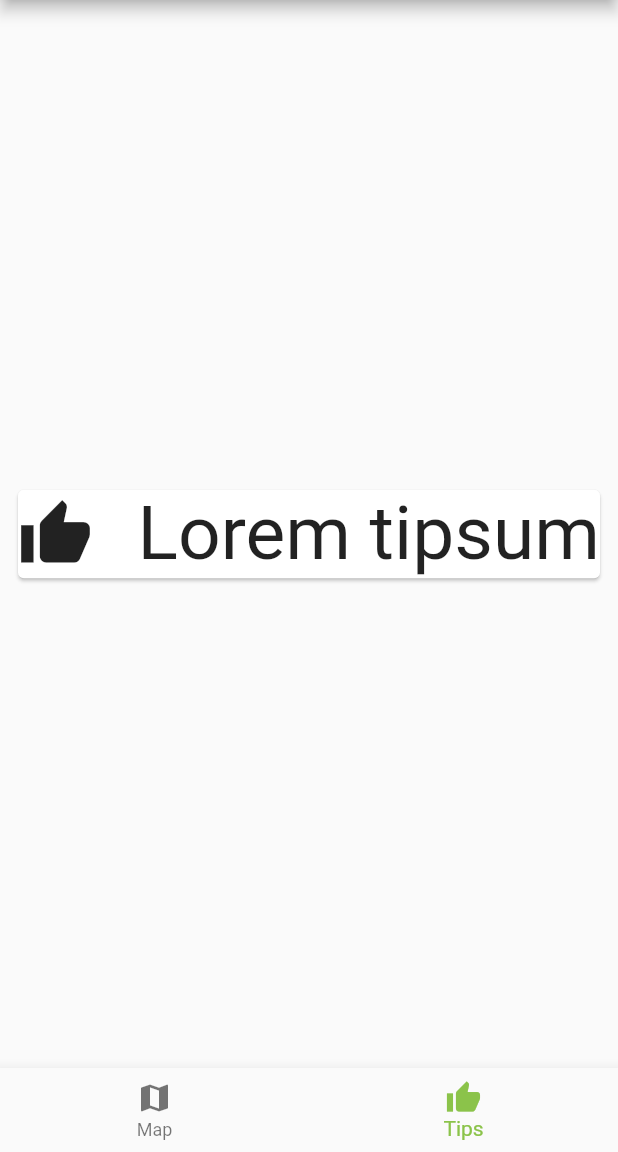
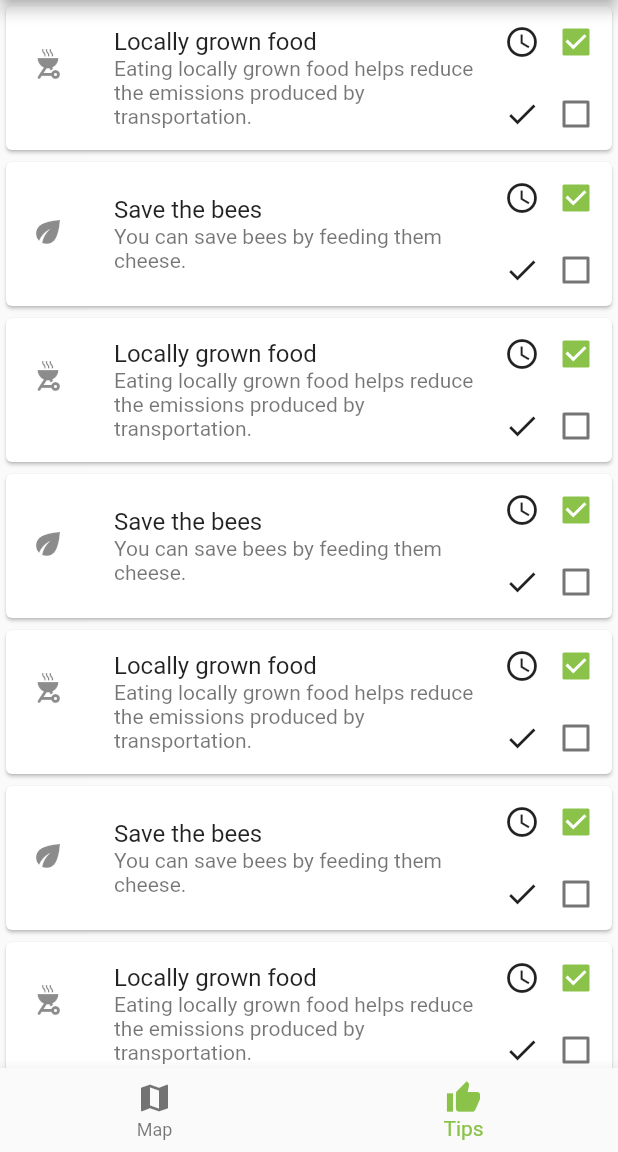
Before and after one commit to GeorgeHoneywood/thegoodmap, a Flutter app: the screen it shows after launch, item 2 of the bottom bar chosen, on a phone screen of 412 x 824 dp, the part 84-1236 px from its top. Run offline on Flutter 3.47's test engine with Material 2 defaults, Android fonts, the light colour scheme and no system bars; our stand-ins replace flutter_map, geolocator, latlong; missing offline and left inert: flutter_map_marker_cluster.

Commit message:
Worked on tip page, added a list builder with checkboxes

```diff
--- a/lib/tip-page.dart
+++ b/lib/tip-page.dart
@@ -1,31 +1,87 @@
 import 'package:flutter/material.dart';
 
-class TipPage extends StatelessWidget {
-  const TipPage({Key key}) : super(key: key);
+class TipPage extends StatefulWidget {
+  TipPage({Key key}) : super(key: key);
+
+  @override
+  _TipPageState createState() => _TipPageState();
+}
+
+class _TipPageState extends State<TipPage> {
+  List<EcoTip> ecoTips = [
+    EcoTip(Icons.outdoor_grill, 'Locally grown food',
+        'Eating locally grown food helps reduce the emissions produced by transportation.'),
+    EcoTip(Icons.eco, 'Save the bees',
+        'You can save bees by feeding them cheese.'),
+  ];
+
+  void initState() {
+    for (int i = 0; i < 100; i++) {
+      ecoTips.addAll([
+        EcoTip(Icons.outdoor_grill, 'Locally grown food',
+            'Eating locally grown food helps reduce the emissions produced by transportation.'),
+        EcoTip(Icons.eco, 'Save the bees',
+            'You can save bees by feeding them cheese.'),
+      ]);
+    }
+    super.initState();
+  }
 
   @override
   Widget build(BuildContext context) {
-    return Padding(
-        padding: EdgeInsets.all(8.0),
-        child: Column(
-          mainAxisAlignment: MainAxisAlignment.center,
-          children: <Widget>[
-            Card(
-              child: Row(
-                mainAxisAlignment: MainAxisAlignment.spaceBetween,
+    return ListView.builder(
+      itemCount: ecoTips.length,
+      itemBuilder: (context, position) {
+        return Card(
+          child: Row(
+            mainAxisSize: MainAxisSize.min,
+            children: <Widget>[
+              Flexible(child: ecoTips[position].get()),
+              Column(
+                mainAxisSize: MainAxisSize.min,
                 children: <Widget>[
-                  Icon(
-                    Icons.thumb_up,
-                    size: 50.0,
-                  ),
-                  Text(
-                    'Lorem tipsum',
-                    style: TextStyle(fontSize: 50.0),
-                  ),
+                  Row(mainAxisSize: MainAxisSize.min, children: [
+                    Icon(Icons.schedule),
+                    Checkbox(
+                        value: true,
+                        onChanged: (checkState) {
+                          ecoTips[position].doing = checkState;
+                        }),
+                  ]),
+                  Row(mainAxisSize: MainAxisSize.min, children: [
+                    Icon(Icons.done),
+                    Checkbox(
+                        value: false,
+                        onChanged: (checkState) {
+                          setState(() {
+                            ecoTips[position].done = checkState;
+                          });
+                        }),
+                  ]),
                 ],
-              ),
-            )
-          ],
-        ));
+              )
+            ],
+          ),
+        );
+      },
+    );
   }
 }
+
+class EcoTip {
+  ListTile tile;
+  bool done;
+  bool doing;
+
+  EcoTip(IconData icon, String title, String subtitle) {
+    tile = ListTile(
+      leading: Icon(icon),
+      title: Text(title),
+      subtitle: Text(subtitle),
+    );
+  }
+
+  ListTile get() {
+    return tile;
+  }
+}
```
Also changed, not shown: lib/core/state.dart (added).
